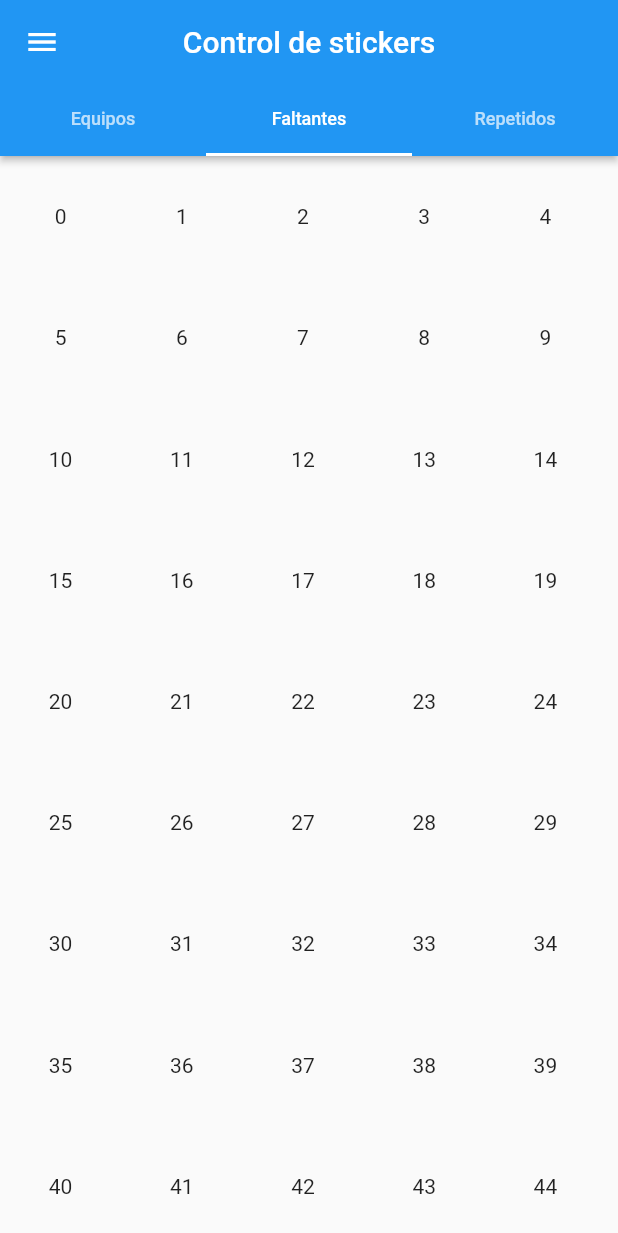
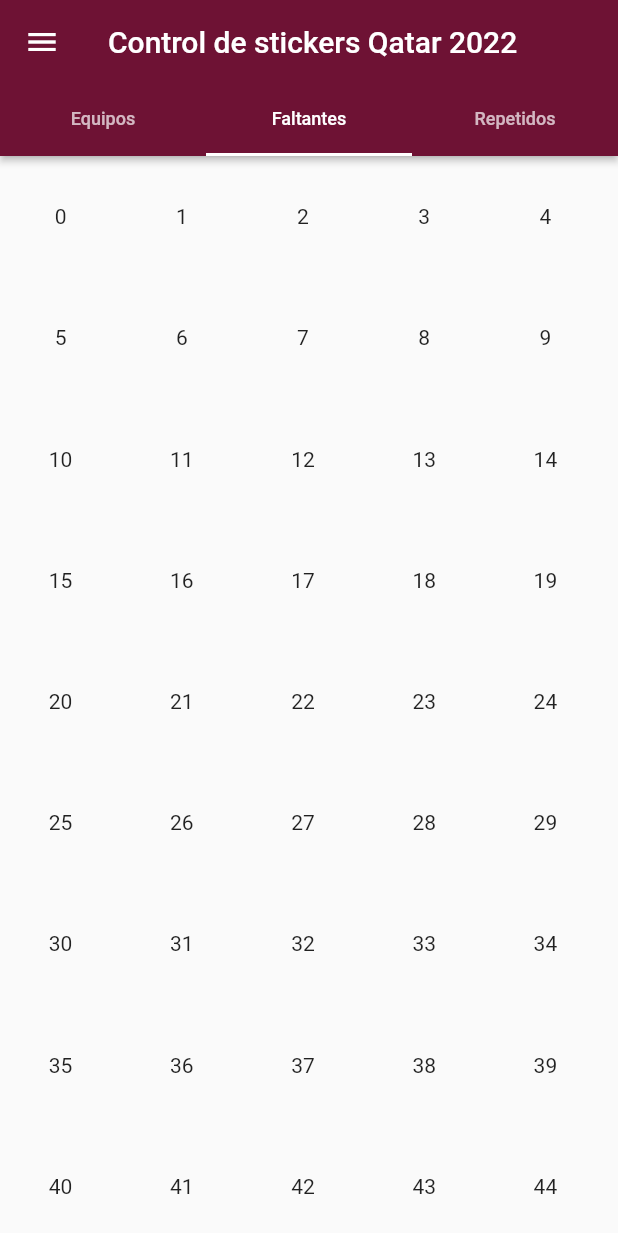
Before and after one commit to david98pp/album_control, a Flutter app: the screen it shows after launch, on a phone screen of 412 x 824 dp. Shown: the top 1233 px of the screen. Run offline on Flutter 3.47's test engine with Material 2 defaults, Android fonts, the phone set to English and light mode, and no system bars; our stand-ins replace sembast.

Commit message:
change provider and structure of files, change color app and dialog update has ready

```diff
--- a/lib/model/album_data.dart
+++ b/lib/data/album_data.dart
@@ -1,15 +1,16 @@
-import 'package:album_control/model/country.dart';
-import 'package:album_control/model/data.dart';
+import 'package:album_control/data/data.dart';
+import 'package:album_control/model/country_model.dart';
 import 'package:album_control/model/group_model.dart';
 import 'package:album_control/model/sticker_model.dart';
 import 'package:flutter/material.dart';
+import 'package:quiver/iterables.dart';
+
 import '../storage/db_repository.dart';
-import 'package:quiver/iterables.dart';
 
 class AlbumData extends ChangeNotifier {
   final DBRepository _base = DBRepository();
-  List<GroupModel> groupList = [];
-  List<StickerModel> stickerList = [];
+  List<Group> groupList = [];
+  List<Sticker> stickerList = [];
   bool loading = true;
 
   AlbumData() {
@@ -52,7 +53,7 @@ class AlbumData extends ChangeNotifier {
           countryList.add(Country.fromMap(v));
         }
       }
-      groupList.add(GroupModel(value['name'], countryList));
+      groupList.add(Group(value['name'], countryList));
     });
   }
 
@@ -62,7 +63,7 @@ class AlbumData extends ChangeNotifier {
     groupList
         .map((g) => g.countries.map((c) {
               for (num i in range(c.from, c.to + 1)) {
-                stickerList.add(StickerModel.params(i.toInt(), c.name, g.groupName, stickers.isNotEmpty ? stickers[i.toString()] ?? 0 : 0));
+                stickerList.add(Sticker.params(i.toInt(), c.name, g.groupName, stickers.isNotEmpty ? stickers[i.toString()] ?? 0 : 0));
                 if (stickers.isEmpty) {
                   duplicated[i.toString()] = 0;
                 }
@@ -74,7 +75,7 @@ class AlbumData extends ChangeNotifier {
     }
   }
 
-  Future<void> saveStickerUpdate(StickerModel sticker) async {
+  Future<void> saveStickerUpdate(Sticker sticker) async {
     Map stickers = await _base.get('stickers');
     Map duplicated = {};
     duplicated.addAll(stickers);
--- a/lib/main.dart
+++ b/lib/main.dart
@@ -1,9 +1,13 @@
-import 'package:album_control/model/album_data.dart';
+import 'package:album_control/data/album_data.dart';
 import 'package:album_control/model/group_model.dart';
 import 'package:album_control/model/sticker_model.dart';
 import 'package:album_control/provider/groupExpansionProvider.dart';
+import 'package:album_control/provider/stickerProvider.dart';
 import 'package:flutter/material.dart';
+import 'package:flutter/services.dart';
 import 'package:provider/provider.dart';
+
+late StickerProvider _providerSticker;
 
 void main() {
   WidgetsFlutterBinding.ensureInitialized();
@@ -13,12 +17,37 @@ void main() {
 class MyApp extends StatelessWidget {
   const MyApp({Key? key}) : super(key: key);
 
+  static Color getShade(Color color, {bool darker = false, double value = .1}) {
+    assert(value >= 0 && value <= 1);
+
+    final hsl = HSLColor.fromColor(color);
+    final hslDark = hsl.withLightness((darker ? (hsl.lightness - value) : (hsl.lightness + value)).clamp(0.0, 1.0));
+
+    return hslDark.toColor();
+  }
+
+  static MaterialColor getMaterialColorFromColor(Color color) {
+    Map<int, Color> colorShades = {
+      50: getShade(color, value: 0.5),
+      100: getShade(color, value: 0.4),
+      200: getShade(color, value: 0.3),
+      300: getShade(color, value: 0.2),
+      400: getShade(color, value: 0.1),
+      500: color,
+      600: getShade(color, value: 0.1, darker: true),
+      700: getShade(color, value: 0.15, darker: true),
+      800: getShade(color, value: 0.2, darker: true),
+      900: getShade(color, value: 0.25, darker: true),
+    };
+    return MaterialColor(color.value, colorShades);
+  }
+
   @override
   Widget build(BuildContext context) {
     return MaterialApp(
-      title: 'Control de stickers mundial Qatar 2022',
-      theme: ThemeData(primarySwatch: Colors.blue),
-      home: ChangeNotifierProvider(create: (_) => StickerModel(), child: const MyHomePage()),
+      title: 'Control de stickers Qatar 2022',
+      theme: ThemeData(primarySwatch: getMaterialColorFromColor(const Color.fromARGB(255, 110, 18, 52))),
+      home: ChangeNotifierProvider(create: (_) => StickerProvider(), child: const MyHomePage()),
     );
   }
 }
@@ -29,8 +58,9 @@ class MyHomePage extends StatelessWidget {
   @override
   Widget build(BuildContext context) {
     var providerAlbum = context.watch<AlbumData>();
-    List<StickerModel> listSticker = providerAlbum.stickerList;
-    List<GroupModel> listGroup = providerAlbum.groupList;
+    _providerSticker = context.watch<StickerProvider>();
+    List<Sticker> listSticker = providerAlbum.stickerList;
+    List<Group> listGroup = providerAlbum.groupList;
     var sum = -1;
     return DefaultTabController(
       length: 3,
@@ -39,13 +69,14 @@ class MyHomePage extends StatelessWidget {
         drawer: SafeArea(
           child: Drawer(
             child: ListView(
+              padding: EdgeInsets.zero,
               children: [
-                /* const DrawerHeader(
+                const DrawerHeader(
                   decoration: BoxDecoration(
                     color: Colors.blue,
                   ),
                   child: Text('Drawer Header'),
-                ),*/
+                ),
                 ListTile(
                   title: const Text('Estadísticas'),
                   onTap: () => Navigator.pop(context),
@@ -55,7 +86,7 @@ class MyHomePage extends StatelessWidget {
           ),
         ),
         appBar: AppBar(
-          title: const Text('Control de stickers'),
+          title: const Text('Control de stickers Qatar 2022'),
           centerTitle: true,
           elevation: 2,
           bottom: providerAlbum.loading
@@ -79,12 +110,10 @@ class MyHomePage extends StatelessWidget {
                       padding: EdgeInsets.only(bottom: 12.0),
                       child: Text(
                         'Estamos cargando los stickers',
-                        style: TextStyle(fontSize: 20, color: Colors.blue),
+                        style: TextStyle(fontSize: 20),
                       ),
                     ),
-                    CircularProgressIndicator(
-                      color: Colors.blue,
-                    ),
+                    CircularProgressIndicator(),
                   ],
                 ),
               )
@@ -129,11 +158,11 @@ class MyHomePage extends StatelessWidget {
                                                     itemBuilder: (context, indexc) {
                                                       sum += 1;
                                                       int i = group.countries[j].from;
-                                                        return Consumer<StickerModel>(
+                                                      return Consumer<StickerProvider>(
                                                         builder: (_, provider, __) {
                                                           return InkWell(
                                                             onLongPress: () {
-                                                                StickerModel sticker = provider.getSticker(group.countries[j], listSticker, indexc);
+                                                              Sticker sticker = provider.getSticker(group.countries[j], listSticker, indexc);
                                                               showDialogUpdate(context, sticker);
                                                             },
                                                             onTap: () async => await provider.updateQuantityTeams(group.countries[j], listSticker, indexc),
@@ -171,7 +200,8 @@ class MyHomePage extends StatelessWidget {
                               .toList(),
                         ],
                       ),
-                      )),
+                    ),
+                  ),
                   /* Consumer<Sticker>(
               builder: (_, provider, __) {
                 return Padding(
@@ -196,17 +226,17 @@ class MyHomePage extends StatelessWidget {
                 );
               },
             ), */
-                  Consumer<StickerModel>(
+                  Consumer<StickerProvider>(
                     builder: (_, provider, __) {
-                      List<StickerModel> listMissing = [...listSticker];
+                      List<Sticker> listMissing = [...listSticker];
                       listMissing.removeWhere((element) => element.repeated != 0);
                       return Padding(
                         padding: const EdgeInsets.only(right: 8.0, bottom: 8.0),
                         child: GridView.builder(
                           itemCount: listMissing.length,
                           itemBuilder: (context, index) => InkWell(
-                            onTap: () async => await provider.updateQuantity(listSticker[index]),
-                            onLongPress: () => showDialogUpdate(context, listSticker[index]),
+                            onTap: () async => await provider.updateQuantity(listMissing[index]),
+                            onLongPress: () => showDialogUpdate(context, listMissing[index]),
                             child: Align(
                               alignment: Alignment.center,
                               child: Text(listMissing[index].number.toString()),
@@ -217,17 +247,17 @@ class MyHomePage extends StatelessWidget {
                       );
                     },
                   ),
-                  Consumer<StickerModel>(
+                  Consumer<StickerProvider>(
                     builder: (_, provider, __) {
-                      List<StickerModel> listRepeated = [...listSticker];
+                      List<Sticker> listRepeated = [...listSticker];
                       listRepeated.removeWhere((element) => element.repeated < 2);
                       return Padding(
                         padding: const EdgeInsets.only(right: 8.0, bottom: 8.0),
                         child: GridView.builder(
                           itemCount: listRepeated.length,
                           itemBuilder: (context, index) => InkWell(
-                            onTap: () async => await provider.updateQuantity(listSticker[index]),
-                            onLongPress: () => showDialogUpdate(context, listSticker[index]),
+                            onTap: () async => await provider.updateQuantity(listRepeated[index]),
+                            onLongPress: () => showDialogUpdate(context, listRepeated[index]),
                             child: Stack(
                               children: [
                                 Align(alignment: Alignment.center, child: Text(listRepeated[index].number.toString())),
@@ -249,15 +279,59 @@ class MyHomePage extends StatelessWidget {
     );
   }
 
-  void showDialogUpdate(BuildContext context, StickerModel sticker) {
+  void showDialogUpdate(BuildContext context, Sticker sticker) {
+    TextEditingController controller = TextEditingController(text: sticker.repeated.toString());
+
+    String? numberValidator(String? value) {
+      if (value == null) {
+        return null;
+      }
+      final n = int.tryParse(value);
+      if (n == null || n < 0) {
+        return '"$value" no es número válido';
+      }
+      return null;
+    }
+
     showDialog(
       context: context,
       builder: (_) => AlertDialog(
         title: Text('Modificar Sticker ${sticker.number.toString()}'),
-        content: Text('Sticker ${sticker.number}', textAlign: TextAlign.center),
+        content: Form(
+          child: Row(
+            mainAxisAlignment: MainAxisAlignment.center,
+            crossAxisAlignment: CrossAxisAlignment.center,
+            children: [
+              IconButton(
+                onPressed: () => controller.text = ((int.tryParse(controller.text) ?? 0) > 0 ? (int.tryParse(controller.text) ?? 1) - 1 : 0).toString(),
+                icon: const Icon(Icons.minimize_sharp),
+              ),
+              Expanded(
+                child: TextFormField(
+                  controller: controller,
+                  textAlign: TextAlign.center,
+                  inputFormatters: [FilteringTextInputFormatter.digitsOnly],
+                  keyboardType: TextInputType.number,
+                  validator: (s) => numberValidator(s),
+                  decoration: const InputDecoration(border: OutlineInputBorder()),
+                ),
+              ),
+              IconButton(
+                onPressed: () => controller.text = ((int.tryParse(controller.text) ?? 0) + 1).toString(),
+                icon: const Icon(Icons.add),
+              ),
+            ],
+          ),
+        ),
         actions: <Widget>[
           TextButton(onPressed: () => Navigator.of(context).pop(), child: const Text('Cancelar')),
-          TextButton(onPressed: () => Navigator.of(context).pop(), child: const Text('Grabar')),
+          TextButton(
+              onPressed: () async {
+                final navigator = Navigator.of(context);
+                await _providerSticker.updateQuantityModal(sticker, int.tryParse(controller.text) ?? sticker.repeated);
+                navigator.pop();
+              },
+              child: const Text('Grabar')),
         ],
       ),
     );
--- a/lib/model/group_model.dart
+++ b/lib/model/group_model.dart
@@ -1,7 +1,7 @@
-import 'package:album_control/model/country.dart';
+import 'package:album_control/model/country_model.dart';
 
-class GroupModel {
+class Group {
   late String groupName;
   late List<Country> countries;
-  GroupModel(this.groupName, this.countries);
+  Group(this.groupName, this.countries);
 }
--- a/lib/model/sticker_model.dart
+++ b/lib/model/sticker_model.dart
@@ -1,42 +1,10 @@
-import 'package:album_control/model/album_data.dart';
-import 'package:album_control/model/country.dart';
-import 'package:flutter/material.dart';
-import 'package:quiver/iterables.dart';
-
-class StickerModel with ChangeNotifier {
+class Sticker {
   int number = 0;
   String team = '';
   String group = '';
   int repeated = 0;
 
-  StickerModel.params(this.number, this.team, this.group, this.repeated);
+  Sticker.params(this.number, this.team, this.group, this.repeated);
 
-  StickerModel();
-
-  Future<void> updateQuantity(StickerModel sticker) async {
-    sticker.repeated += 1;
-    await AlbumData().saveStickerUpdate(sticker);
-    notifyListeners();
-  }
-
-  Future<void> updateQuantityTeams(Country country, List<StickerModel> list, int pos) async {
-    StickerModel sticker = getSticker(country, list, pos);
-    sticker.repeated += 1;
-    await AlbumData().saveStickerUpdate(sticker);
-    notifyListeners();
-  }
-
-  StickerModel getSticker(Country country, List<StickerModel> list, int pos) {
-    int j = 0;
-    int positionSticker = 0;
-    for (num i in range(country.from, country.to + 1)) {
-      if (pos == j) {
-        positionSticker = i.toInt();
-        break;
-      } else {
-        j++;
-      }
-    }
-    return list[positionSticker];
-  }
+  Sticker();
 }
```
Also changed, not shown: lib/provider/stickerProvider.dart (added, +41 -0 lines), lib/data/data.dart (renamed from lib/model/data.dart), lib/model/country_model.dart (renamed from lib/model/country.dart), lib/model/special_model.dart (deleted). Lines whose indentation alone changed are shown as unchanged.
